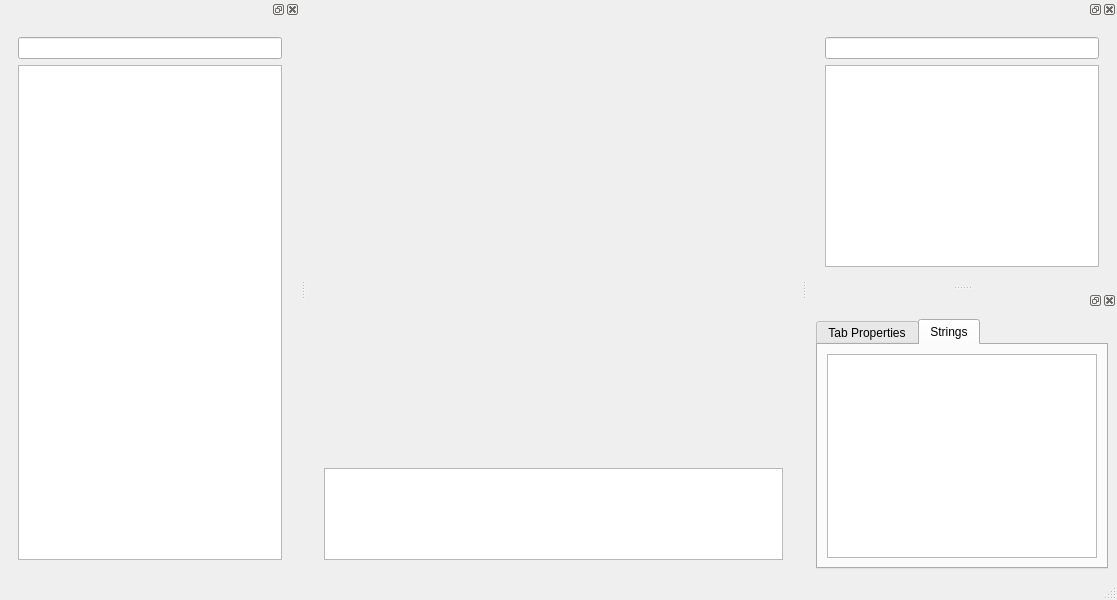
Old version of the form yaraeditor/ui/yaraeditor.ui in the repository YoshiiShinoZaki/yara-editor.
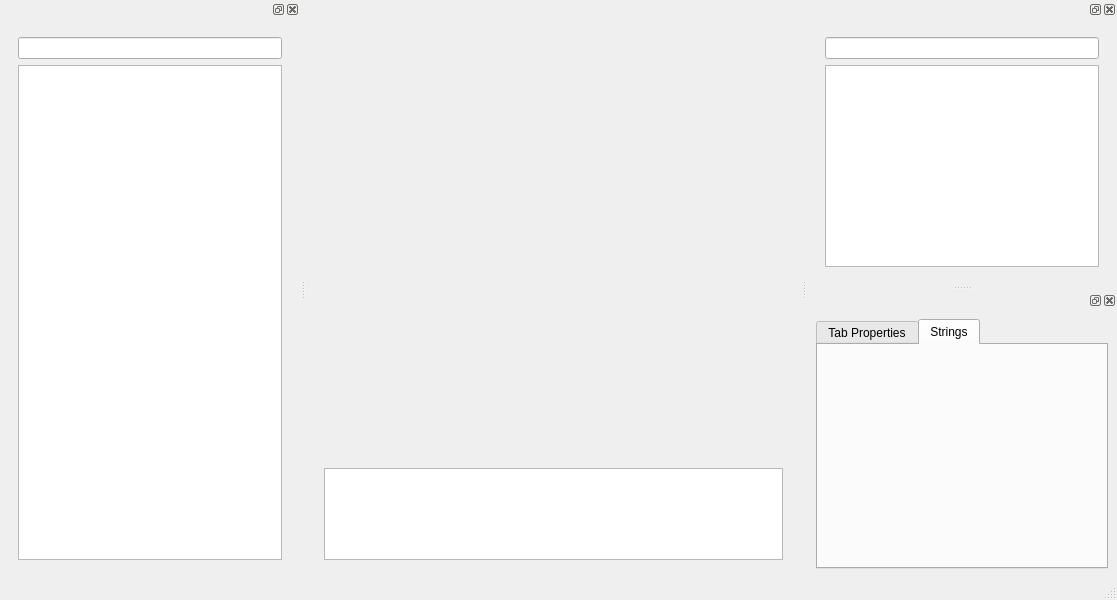
New version of the form. The open tabs and pages were chosen to show the change. Icons and pictures are not drawn.

The edit to the form file:
```diff
--- a/yaraeditor/ui/yaraeditor.ui
+++ b/yaraeditor/ui/yaraeditor.ui
@@ -202,20 +202,7 @@
         <attribute name="title">
          <string>Strings</string>
         </attribute>
-        <layout class="QVBoxLayout" name="verticalLayout_7">
-         <item>
-          <widget class="QTreeWidget" name="treeMalwareStrings">
-           <property name="headerHidden">
-            <bool>true</bool>
-           </property>
-           <column>
-            <property name="text">
-             <string>Name</string>
-            </property>
-           </column>
-          </widget>
-         </item>
-        </layout>
+        <layout class="QVBoxLayout" name="verticalLayout_7"/>
        </widget>
       </widget>
      </item>
```
